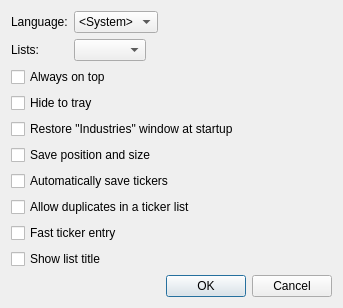
Before: the Qt Designer form options.ui in HappySeaFox/tht, drawn with Qt 5.
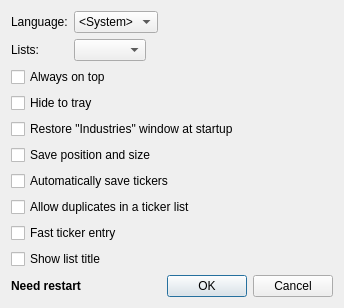
After: the same form once the commit is applied. Icons and pictures are not drawn.

Commit message: Added warning about restart

The edit to the form file:
```diff
--- a/options.ui
+++ b/options.ui
@@ -6,15 +6,15 @@
    <rect>
     <x>0</x>
     <y>0</y>
-    <width>343</width>
-    <height>287</height>
+    <width>344</width>
+    <height>292</height>
    </rect>
   </property>
   <property name="windowTitle">
    <string>Options</string>
   </property>
   <layout class="QGridLayout" name="gridLayout_3">
-   <item row="0" column="0" colspan="2">
+   <item row="0" column="0" colspan="3">
     <layout class="QGridLayout" name="gridLayout_2">
      <item row="0" column="0">
       <layout class="QGridLayout" name="gridLayout">
@@ -95,42 +95,35 @@
      </item>
     </layout>
    </item>
-   <item row="1" column="0" colspan="2">
+   <item row="1" column="0" colspan="3">
     <widget class="QCheckBox" name="checkRestore">
      <property name="text">
       <string>Restore &quot;Industries&quot; window at startup</string>
      </property>
     </widget>
    </item>
-   <item row="2" column="0" colspan="2">
+   <item row="2" column="0" colspan="3">
     <widget class="QCheckBox" name="checkSave">
      <property name="text">
       <string>Save position and size</string>
      </property>
     </widget>
    </item>
-   <item row="3" column="0" colspan="2">
+   <item row="3" column="0" colspan="3">
     <widget class="QCheckBox" name="checkSaveTickers">
      <property name="text">
       <string>Automatically save tickers</string>
      </property>
     </widget>
    </item>
-   <item row="4" column="0" colspan="2">
+   <item row="4" column="0" colspan="3">
     <widget class="QCheckBox" name="checkAllowDups">
      <property name="text">
       <string>Allow duplicates in a ticker list</string>
      </property>
     </widget>
    </item>
-   <item row="5" column="0" colspan="2">
-    <widget class="QCheckBox" name="checkMini">
-     <property name="text">
-      <string>Fast ticker entry</string>
-     </property>
-    </widget>
-   </item>
-   <item row="7" column="1">
+   <item row="7" column="0">
     <spacer name="verticalSpacer">
      <property name="orientation">
       <enum>Qt::Vertical</enum>
@@ -143,7 +136,33 @@
      </property>
     </spacer>
    </item>
-   <item row="8" column="0" colspan="2">
+   <item row="8" column="0">
+    <widget class="QLabel" name="labelRestart">
+     <property name="font">
+      <font>
+       <weight>75</weight>
+       <bold>true</bold>
+      </font>
+     </property>
+     <property name="text">
+      <string>Need restart</string>
+     </property>
+    </widget>
+   </item>
+   <item row="8" column="1">
+    <spacer name="horizontalSpacer">
+     <property name="orientation">
+      <enum>Qt::Horizontal</enum>
+     </property>
+     <property name="sizeHint" stdset="0">
+      <size>
+       <width>0</width>
+       <height>20</height>
+      </size>
+     </property>
+    </spacer>
+   </item>
+   <item row="8" column="2">
     <widget class="QDialogButtonBox" name="buttonBox">
      <property name="orientation">
       <enum>Qt::Horizontal</enum>
@@ -153,7 +172,14 @@
      </property>
     </widget>
    </item>
-   <item row="6" column="0" colspan="2">
+   <item row="5" column="0" colspan="3">
+    <widget class="QCheckBox" name="checkMini">
+     <property name="text">
+      <string>Fast ticker entry</string>
+     </property>
+    </widget>
+   </item>
+   <item row="6" column="0" colspan="3">
     <widget class="QCheckBox" name="checkHeader">
      <property name="text">
       <string>Show list title</string>
```
Left out of the diff: 23 changed lines with no effect on the pictures. The commit also changes 4 other files.
